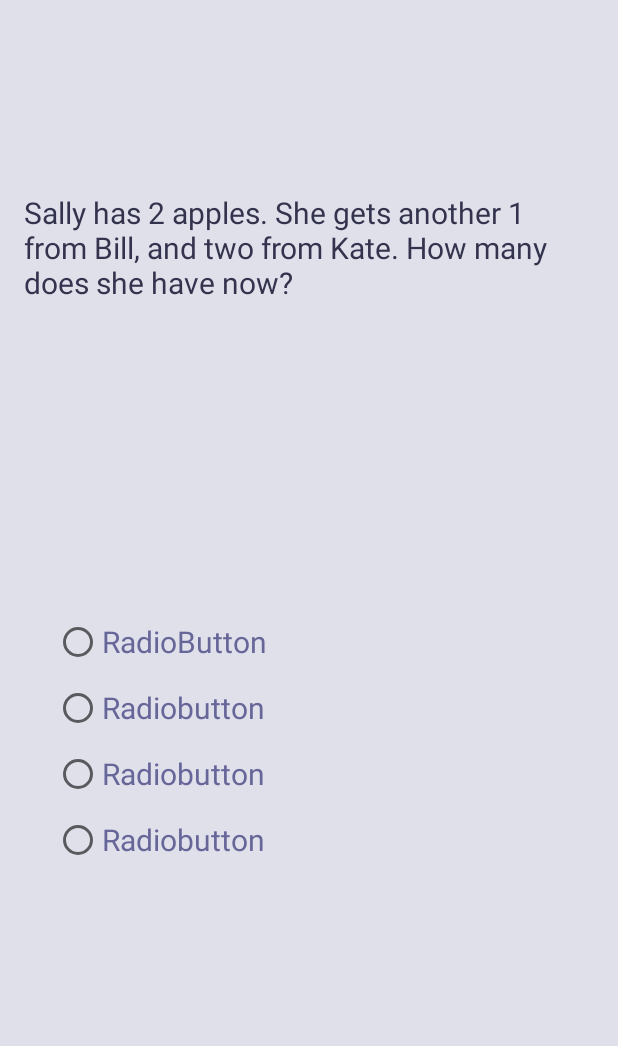
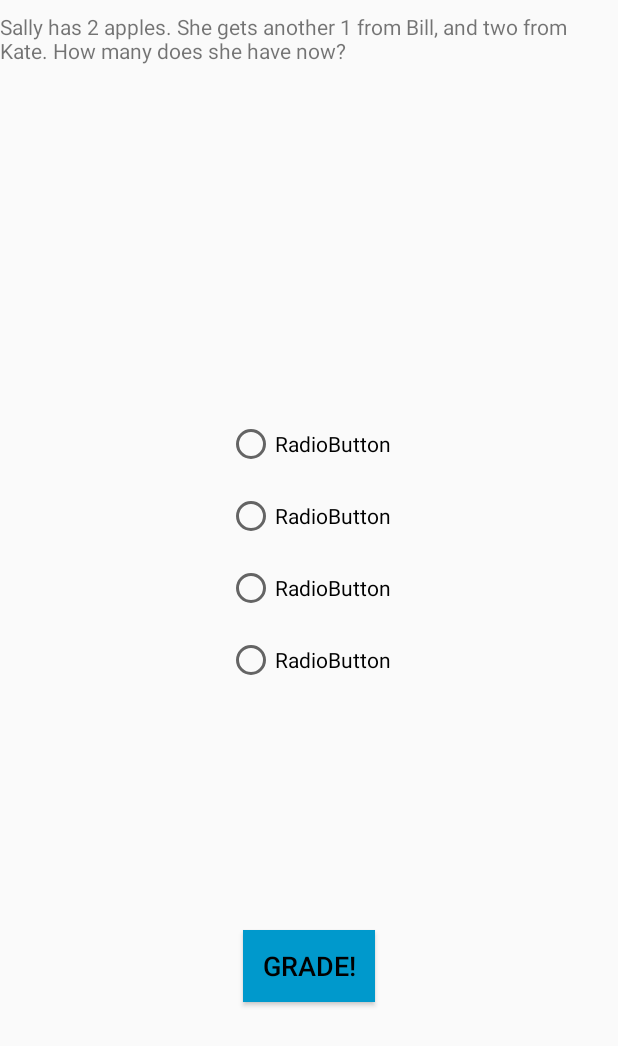
Before and after one commit to robrons/M4thKids, an Android app: the topic_menu screen opened directly, with no data from a screen before it, after a tap on "COMPARING", on a phone screen of 412 x 824 dp. Shown: the top 1046 px of the screen. Run offline under Robolectric (Android 15) with nearby library versions, the phone set to English and light mode, and no system bars; 1 statement that could not run was skipped.

Commit message:
all basic functions of addition work

```diff
--- a/app/src/main/java/com/example/robin/m4thkidsapp/Questions.java
+++ b/app/src/main/java/com/example/robin/m4thkidsapp/Questions.java
@@ -1,11 +1,16 @@
 package com.example.robin.m4thkidsapp;
 
+import android.app.Dialog;
 import android.content.DialogInterface;
 import android.content.Intent;
+import android.graphics.Color;
+import android.graphics.drawable.ColorDrawable;
 import android.os.Bundle;
+import android.support.constraint.ConstraintLayout;
 import android.support.v7.app.AppCompatActivity;
 import android.view.View;
 import android.widget.Button;
+import android.widget.LinearLayout;
 import android.widget.RadioButton;
 import android.widget.RadioGroup;
 import android.widget.TextView;
@@ -19,18 +24,22 @@ import java.util.regex.Pattern;
 
 public class Questions extends AppCompatActivity {
 
+    public static String topic;
+    public static int level;
     private String finalAnswer;
-    public static String topic;
     private List answers;
     private List completeQuestion;
+    private ConstraintLayout mainview;
+    Dialog myDialog;
     List<List<String>> questionSet = null;
     List<Integer> qID;
     int questionsCompleted = 0;
     @Override
     protected void onCreate(Bundle savedInstanceState) {
         super.onCreate(savedInstanceState);
-
-
+        setContentView(R.layout.activity_questions);
+        myDialog = new Dialog(this);
+        mainview = (ConstraintLayout) this.findViewById(R.id.questions);
        //get "subtable"
        questionSet = DbHelper.getsInstance(getApplicationContext()).grabQuestion_withLesson(topic);
 
@@ -42,24 +51,28 @@ public class Questions extends AppCompatActivity {
 
        //shuffle list so questions are in a different order each times
        Collections.shuffle(qID);
-       createQuestionInfo(questionSet.get(0));
+       createQuestionInfo(questionSet.get(qID.get(0)));
    }
 
-   public void goThroughQuestions(View view)
+   public void goThroughQuestions(View v)
    {
        //for loop to loop through the number of questions in a lesson (its 5 questions right now)
-       while(questionsCompleted < 5) {
+       if(questionsCompleted < 5) {
 
            //pulls the random question from the subtable
            List<String> question = questionSet.get(qID.get(questionsCompleted));
            createQuestionInfo(question);
        }
+       else
+           setContentView(R.layout.end_lesson);
    }
 
    void displayMulitpleChoice()
    {
+
        //This acutally makes the display page
-       setContentView(R.layout.activity_questions);
+       setContentView(mainview);
+
 
        //This Displays the question
        TextView QuestionBox = (TextView) findViewById(R.id.QuestionBox);
@@ -73,7 +86,12 @@ public class Questions extends AppCompatActivity {
        RadioButtonList.add((RadioButton)findViewById(R.id.answer_d));
 
        for(int j = 0; j < RadioButtonList.size(); j++)
+       {
+           RadioButtonList.get(j).setChecked(false);
            RadioButtonList.get(j).setText(answers.get(j).toString());
+
+       }
+
    }
 
   void createQuestionInfo(List<String> question)
@@ -232,55 +250,46 @@ public class Questions extends AppCompatActivity {
         int selectedRadioButtonID = rg.getCheckedRadioButtonId();
         RadioButton selectedRadioButton = (RadioButton) findViewById(selectedRadioButtonID);
         String selectedAnswer = selectedRadioButton.getText().toString();
-        grade(selectedAnswer);
+        grade(selectedAnswer, view);
 
-        // Check which radio button was clicked
-       /* switch(view.getId()) {
-            case R.id.answer_a:
-                if (checked)
-                {
-                    RadioButton answerButton = (RadioButton)findViewById(R.id.answer_a);
-                    String answer = answerButton.getText().toString();
-                    grade(answer);
-                }
-                    break;
-            case R.id.answer_b:
-                if (checked)
-                {
-                    RadioButton answerButton = (RadioButton)findViewById(R.id.answer_b);
-                    String answer = answerButton.getText().toString();
-                    grade(answer);
-                }
-                     break;
-            case R.id.answer_c:
-                if (checked)
-                {
-                    RadioButton answerButton = (RadioButton)findViewById(R.id.answer_c);
-                    String answer = answerButton.getText().toString();
-                    grade(answer);
-                }
-                    break;
-            case R.id.answer_d:
-                if (checked)
-                {
-                    RadioButton answerButton = (RadioButton)findViewById(R.id.answer_d);
-                    String answer = answerButton.getText().toString();
-                    grade(answer);
-                }
-                    break;
-        }*/
+
     }
 
-    void grade(String choice)
+    void grade(String choice, View v)
     {
         if(choice.equals(finalAnswer)) {
             questionsCompleted = questionsCompleted + 1;
-            setContentView(R.layout.filler_file);
+            setContentView(R.layout.correct_answer);
         }
         else
-            displayMulitpleChoice();
+            ShowWrongAnswerPopup(v);
+    }
+
+    public void endOfLesson (View v)
+    {
+        topic_menu t = new topic_menu();
+        topic_menu.level = level;
+        Intent intent = new Intent(this, topic_menu.class);
+        startActivity(intent);
     }
 
 
+    //Pop Up Menu
+    public void ShowWrongAnswerPopup(View v) {
+        TextView txtclose;
+        TextView txtmusic;
+        myDialog.setContentView(R.layout.wrong_answer_popup);
+        txtclose = myDialog.findViewById(R.id.tryagain);
+        txtclose.setOnClickListener(new View.OnClickListener() {
+            @Override
+            public void onClick(View v) {
+                myDialog.dismiss();
+            }
+        });
+
+
+        myDialog.getWindow().setBackgroundDrawable(new ColorDrawable(Color.TRANSPARENT));
+        myDialog.show();
+    }
 
 }
--- a/app/src/main/java/com/example/robin/m4thkidsapp/topic_menu.java
+++ b/app/src/main/java/com/example/robin/m4thkidsapp/topic_menu.java
@@ -42,6 +42,7 @@ public class topic_menu extends AppCompatActivity {
 //comment
     public void buttonOnClick(View v) {
         Questions.topic = ((Button) v).getText().toString();
+        Questions.level = level;
         if(Questions.topic.equals("Review") || Questions.topic.equals("Logic"))
         {
             Questions.topic += level;
--- a/app/src/main/res/layout/activity_questions.xml
+++ b/app/src/main/res/layout/activity_questions.xml
@@ -1,76 +1,137 @@
 <?xml version="1.0" encoding="utf-8"?>
 <android.support.constraint.ConstraintLayout xmlns:android="http://schemas.android.com/apk/res/android"
+    android:id="@+id/questions"
     xmlns:app="http://schemas.android.com/apk/res-auto"
-    android:background="@color/lightpurple"
+    xmlns:tools="http://schemas.android.com/tools"
     android:layout_width="match_parent"
     android:layout_height="match_parent">
+
+    <Gallery
+        android:id="@+id/gallery"
+        android:layout_width="0dp"
+        android:layout_height="0dp"
+        app:layout_constraintBottom_toTopOf="@+id/lowerGuideLine"
+        app:layout_constraintEnd_toEndOf="parent"
+        app:layout_constraintHorizontal_bias="1.0"
+        app:layout_constraintStart_toStartOf="parent"
+        app:layout_constraintVertical_bias="0.0" />
+
+    <android.support.constraint.Guideline
+        android:id="@+id/lowerGuideLine"
+        android:layout_width="wrap_content"
+        android:layout_height="wrap_content"
+        android:orientation="horizontal"
+        app:layout_constraintGuide_percent="0.84" />
+
+    <RadioGroup
+        android:id="@+id/RGroup"
+        android:layout_width="wrap_content"
+        android:layout_height="wrap_content"
+        android:layout_marginBottom="8dp"
+        android:layout_marginEnd="8dp"
+        android:layout_marginStart="8dp"
+        android:layout_marginTop="8dp"
+        app:layout_constraintBottom_toTopOf="@+id/gallery"
+        app:layout_constraintEnd_toEndOf="parent"
+        app:layout_constraintStart_toStartOf="parent"
+        app:layout_constraintTop_toBottomOf="@+id/QuestionBox">
 
         <RadioButton
             android:id="@+id/answer_a"
             android:layout_width="wrap_content"
             android:layout_height="wrap_content"
-        android:layout_marginBottom="12dp"
-        android:layout_marginLeft="36dp"
-        android:layout_marginStart="36dp"
+            android:layout_marginBottom="8dp"
+            android:layout_marginEnd="8dp"
+            android:layout_marginStart="8dp"
+            android:layout_marginTop="8dp"
             android:text="RadioButton"
-        android:textColor="@color/purple"
-        android:textSize="20sp"
-        app:layout_constraintBottom_toTopOf="@+id/answer_b"
-        app:layout_constraintStart_toStartOf="parent" />
+            app:layout_constraintBottom_toTopOf="@+id/upperGuideLine"
+            app:layout_constraintEnd_toEndOf="parent"
+            app:layout_constraintStart_toStartOf="parent"
+            app:layout_constraintTop_toTopOf="parent" />
 
         <RadioButton
             android:id="@+id/answer_b"
             android:layout_width="wrap_content"
             android:layout_height="wrap_content"
-        android:layout_marginBottom="12dp"
-        android:layout_marginLeft="36dp"
-        android:layout_marginStart="36dp"
-        android:text="Radiobutton"
-        android:textColor="@color/purple"
-        android:textSize="20sp"
-        app:layout_constraintBottom_toTopOf="@+id/answer_c"
-        app:layout_constraintStart_toStartOf="parent" />
+            android:layout_marginBottom="8dp"
+            android:layout_marginEnd="8dp"
+            android:layout_marginStart="8dp"
+            android:layout_marginTop="8dp"
+            android:text="RadioButton"
+            app:layout_constraintBottom_toTopOf="@+id/lowerGuideLine"
+            app:layout_constraintEnd_toEndOf="parent"
+            app:layout_constraintStart_toStartOf="parent"
+            app:layout_constraintTop_toTopOf="parent" />
 
         <RadioButton
             android:id="@+id/answer_d"
             android:layout_width="wrap_content"
             android:layout_height="wrap_content"
-        android:layout_marginBottom="248dp"
-        android:layout_marginLeft="36dp"
-        android:layout_marginStart="36dp"
-        android:text="Radiobutton"
-        android:textSize="20sp"
-        android:textColor="@color/purple"
+            android:layout_marginBottom="8dp"
+            android:layout_marginEnd="8dp"
+            android:layout_marginStart="8dp"
+            android:layout_marginTop="8dp"
+            android:text="RadioButton"
             app:layout_constraintBottom_toBottomOf="parent"
-        app:layout_constraintStart_toStartOf="parent" />
+            app:layout_constraintEnd_toEndOf="parent"
+            app:layout_constraintStart_toStartOf="parent"
+            app:layout_constraintTop_toTopOf="parent"
+            app:layout_constraintVertical_bias="0.57" />
+
+
+        <android.support.constraint.Guideline
+            android:id="@+id/upperGuideLine"
+            android:layout_width="wrap_content"
+            android:layout_height="wrap_content"
+            android:orientation="horizontal"
+            app:layout_constraintGuide_percent="0.68" />
 
         <RadioButton
             android:id="@+id/answer_c"
             android:layout_width="wrap_content"
             android:layout_height="wrap_content"
-        android:layout_marginBottom="12dp"
-        android:layout_marginLeft="36dp"
-        android:layout_marginStart="36dp"
-        android:text="Radiobutton"
-        android:textSize="20sp"
-        android:textColor="@color/purple"
-        app:layout_constraintBottom_toTopOf="@+id/answer_d"
-        app:layout_constraintStart_toStartOf="parent" />
+            android:layout_marginBottom="8dp"
+            android:layout_marginEnd="8dp"
+            android:layout_marginStart="8dp"
+            android:layout_marginTop="8dp"
+            android:text="RadioButton"
+            app:layout_constraintBottom_toBottomOf="parent"
+            app:layout_constraintEnd_toEndOf="parent"
+            app:layout_constraintHorizontal_bias="0.502"
+            app:layout_constraintStart_toStartOf="parent"
+            app:layout_constraintTop_toTopOf="parent" />
+    </RadioGroup>
 
     <TextView
         android:id="@+id/QuestionBox"
-        android:layout_width="350dp"
-        android:layout_height="106dp"
+        android:layout_width="wrap_content"
+        android:layout_height="wrap_content"
         android:layout_marginBottom="8dp"
-        android:layout_marginLeft="16dp"
-        android:layout_marginStart="16dp"
-        android:layout_marginTop="128dp"
-        android:text="@string/textview"
-        android:textColor="@color/darkpurple"
-        android:textSize="20sp"
+        android:layout_marginEnd="8dp"
+        android:layout_marginStart="8dp"
+        android:layout_marginTop="8dp"
+        android:text="TextView"
+        app:layout_constraintEnd_toEndOf="parent"
+        app:layout_constraintStart_toStartOf="parent"
+        app:layout_constraintTop_toTopOf="parent" />
+
+    <Button
+        android:id="@+id/grade"
+        android:layout_width="wrap_content"
+        android:layout_height="wrap_content"
+        android:layout_marginBottom="8dp"
+        android:layout_marginEnd="8dp"
+        android:layout_marginStart="8dp"
+        android:layout_marginTop="8dp"
+        android:background="@android:color/holo_blue_dark"
+        android:onClick="gradeOnClick"
+        android:text="GRADE!"
+        android:textColor="@android:color/black"
+        android:textSize="18sp"
         app:layout_constraintBottom_toBottomOf="parent"
+        app:layout_constraintEnd_toEndOf="parent"
         app:layout_constraintStart_toStartOf="parent"
-        app:layout_constraintTop_toTopOf="parent"
-        app:layout_constraintVertical_bias="0.0" />
+        app:layout_constraintTop_toBottomOf="@+id/RGroup" />
 
 </android.support.constraint.ConstraintLayout>
--- a/app/src/main/res/values/colors.xml
+++ b/app/src/main/res/values/colors.xml
@@ -6,14 +6,14 @@
     <color name="white">#FFFFFF</color>
     <color name="gray">#3F3F3F</color>
     <color name="black">#000000</color>
-    <color name="orange">#FF4500</color>
-    <color name="green">#5FC05F</color>
+    <color name="orange">#ff4500</color>
+    <color name="green">#5fc05f</color>
 
     <color name="purple">#666699</color>
     <color name="lightpurple">#e0e0eb</color>
     <color name="darkpurple">#33334d</color>
     <color name="lightred">#ff9999</color>
-    <color name="lightgreen"> #85e085</color>
+    <color name="lightgreen">#85e085</color>
 
     <color name="black_overlay">#66000000</color>
 </resources>
```
Also changed, not shown: app/src/main/res/layout/correct_answer.xml (added, +63 -0 lines), app/src/main/res/layout/end_lesson.xml (added, +64 -0 lines), app/src/main/res/layout/wrong_answer_popup.xml (added, +53 -0 lines). Lines whose indentation alone changed are shown as unchanged.
